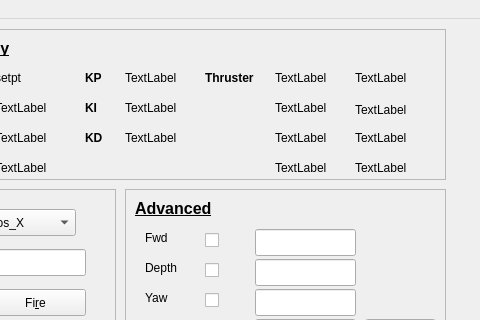
silverbullet1/bbauv, file src/GUI/ControlUI.ui: the form before one commit; both pictures show x 465 to 945 and y 0 to 320 of the 945 by 573 pixel window.
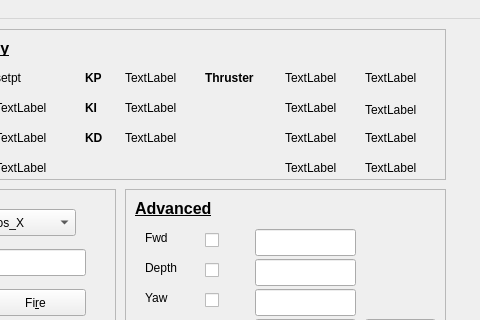
The form after the commit. Custom widgets are drawn as their Qt base class.

Patch:
```diff
--- a/src/GUI/ControlUI.ui
+++ b/src/GUI/ControlUI.ui
@@ -307,7 +307,7 @@
     <widget class="QLabel" name="thruster_val_1">
      <property name="geometry">
       <rect>
-       <x>360</x>
+       <x>370</x>
        <y>40</y>
        <width>66</width>
        <height>17</height>
@@ -342,7 +342,7 @@
     <widget class="QLabel" name="thruster_val_2">
      <property name="geometry">
       <rect>
-       <x>360</x>
+       <x>370</x>
        <y>70</y>
        <width>66</width>
        <height>17</height>
@@ -355,7 +355,7 @@
     <widget class="QLabel" name="thruster_val_3">
      <property name="geometry">
       <rect>
-       <x>360</x>
+       <x>370</x>
        <y>100</y>
        <width>66</width>
        <height>17</height>
@@ -368,7 +368,7 @@
     <widget class="QLabel" name="thruster_val_4">
      <property name="geometry">
       <rect>
-       <x>360</x>
+       <x>370</x>
        <y>130</y>
        <width>66</width>
        <height>17</height>
@@ -381,7 +381,7 @@
     <widget class="QLabel" name="thruster_val_8">
      <property name="geometry">
       <rect>
-       <x>440</x>
+       <x>450</x>
        <y>40</y>
        <width>66</width>
        <height>17</height>
@@ -394,7 +394,7 @@
     <widget class="QLabel" name="thruster_val_6">
      <property name="geometry">
       <rect>
-       <x>440</x>
+       <x>450</x>
        <y>130</y>
        <width>66</width>
        <height>17</height>
@@ -407,7 +407,7 @@
     <widget class="QLabel" name="thruster_val_7">
      <property name="geometry">
       <rect>
-       <x>440</x>
+       <x>450</x>
        <y>70</y>
        <width>71</width>
        <height>21</height>
@@ -420,7 +420,7 @@
     <widget class="QLabel" name="thruster_val_5">
      <property name="geometry">
       <rect>
-       <x>440</x>
+       <x>450</x>
        <y>100</y>
        <width>66</width>
        <height>17</height>
```
Left out of the diff: 4 changed lines with no effect on the pictures.
